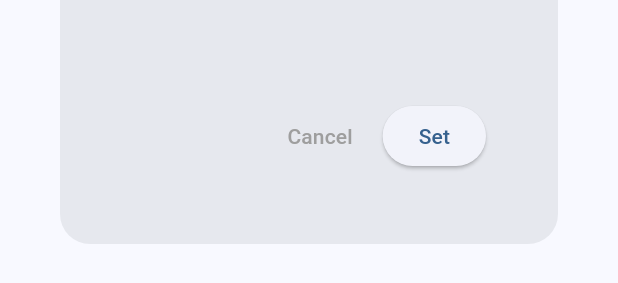
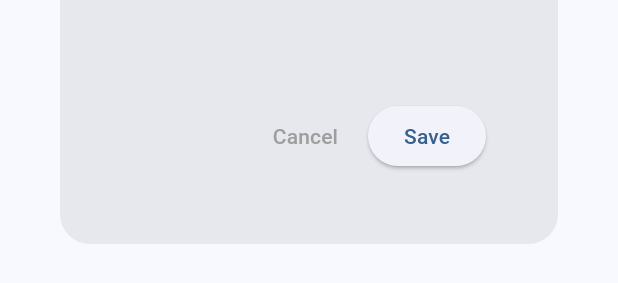
Before and after one commit to TylerHight/calming-necklace, a Flutter app: the DurationPickerDialog widget shown alone on an empty page, opened directly with empty values, on a phone screen of 412 x 824 dp. Shown: the part 707-990 px from the top of the screen. Run offline on Flutter 3.47's test engine with Material 3 defaults, Android fonts, the phone set to English and light mode, and no system bars; drawn by our look-alikes of numberpicker; our stand-ins replace equatable, flutter_bloc, flutter_blue_plus, logger, permission_handler, rxdart and 2 more; accounts and stored records are empty.

Commit message:
add showSecondsOnly to make duration selector dialog only show seconds

```diff
--- a/lib/features/device_settings_screen/widgets/duration_picker_dialog.dart
+++ b/lib/features/device_settings_screen/widgets/duration_picker_dialog.dart
@@ -5,12 +5,13 @@ import 'package:numberpicker/numberpicker.dart';
 import '../../../core/ui/ui_constants.dart';
 import '../../../core/services/logging_service.dart';
 import '../../../core/services/database_service.dart';
+import '../../../core/ui/formatters.dart';
 import '../blocs/duration_picker/duration_picker_bloc.dart';
 
 class DurationPickerDialog extends StatelessWidget {
   final String title;
   final Duration initialDuration;
-  final bool isEmissionDuration;
+  final bool showSecondsOnly;
   final Function(Duration) onDurationChanged;
   final LoggingService _logger;
   final DatabaseService _databaseService;
@@ -22,7 +23,7 @@ class DurationPickerDialog extends StatelessWidget {
     Key? key,
     required this.title,
     required this.initialDuration,
-    required this.isEmissionDuration,
+    this.showSecondsOnly = false,
     required this.onDurationChanged,
     required this.necklaceId,
     required this.scentNumber,
@@ -63,7 +64,7 @@ class DurationPickerDialog extends StatelessWidget {
               ),
             ),
             const SizedBox(height: UIConstants.durationPickerSpacing),
-            if (!isEmissionDuration) SizedBox(
+            if (!showSecondsOnly) SizedBox(
               height: UIConstants.durationPickerHeight,
               child: Row(
                 mainAxisAlignment: MainAxisAlignment.center,
@@ -103,7 +104,7 @@ class DurationPickerDialog extends StatelessWidget {
                 ],
               ),
             ),
-            if (isEmissionDuration) SizedBox(
+            if (showSecondsOnly) SizedBox(
               height: UIConstants.durationPickerHeight,
               child: Row(
                 mainAxisAlignment: MainAxisAlignment.center,
@@ -129,29 +130,17 @@ class DurationPickerDialog extends StatelessWidget {
                 ),
                 const SizedBox(width: 8),
                 ElevatedButton(
-                  onPressed: () async {
-                    try {
+                  onPressed: () {
                     final newDuration = Duration(
                       hours: state.hours,
                       minutes: state.minutes,
                       seconds: state.seconds,
                     );
-                      // Save to database
-                      final settingKey = isEmissionDuration
-                          ? 'emission${scentNumber}Duration'
-                          : 'releaseInterval${scentNumber}';
-                      await _databaseService.updateNecklaceSettings(
-                        necklaceId,
-                        {settingKey: newDuration.inSeconds},
-                      );
+                    // Only call onDurationChanged when Save is pressed
                     onDurationChanged(newDuration);
-                      LoggingService.instance.logDebug('Successfully saved duration: $newDuration');
-                    } catch (e) {
-                      LoggingService.instance.logError('Error updating duration: $e');
-                    }
                     Navigator.pop(context);
                   },
-                  child: const Text('Set'),
+                  child: const Text('Save'),
                 ),
               ],
             ),
```
Lines whose indentation alone changed are shown as unchanged.
